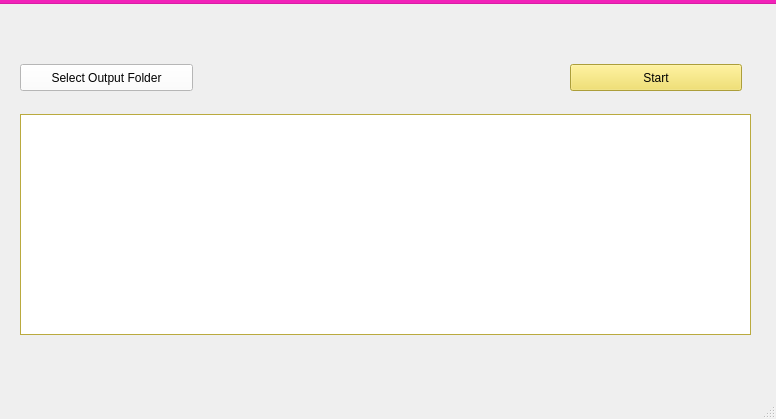
Qt form src/mainwindow.ui (ProjectIRoniC/OpenPointMesh) before a commit.
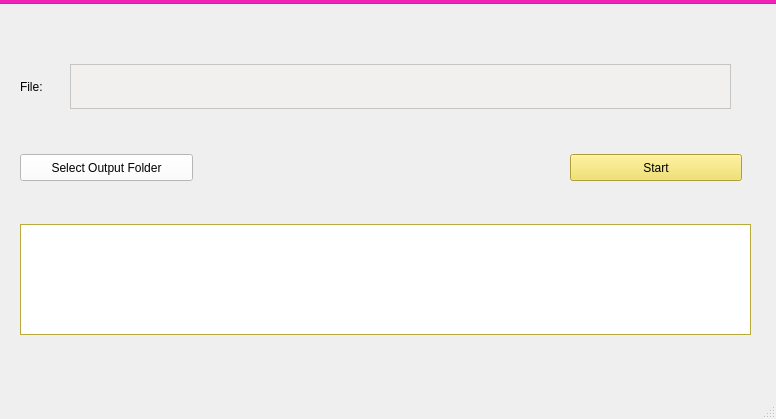
The same form after that commit.

Commit message: made seperate selected oni file display

The edit to the form file:
```diff
--- a/src/mainwindow.ui
+++ b/src/mainwindow.ui
@@ -638,7 +638,7 @@
      <property name="geometry">
       <rect>
        <x>560</x>
-       <y>30</y>
+       <y>120</y>
        <width>172</width>
        <height>27</height>
       </rect>
@@ -651,7 +651,7 @@
      <property name="geometry">
       <rect>
        <x>10</x>
-       <y>30</y>
+       <y>120</y>
        <width>173</width>
        <height>27</height>
       </rect>
@@ -1214,9 +1214,9 @@
      <property name="geometry">
       <rect>
        <x>10</x>
-       <y>80</y>
+       <y>190</y>
        <width>731</width>
-       <height>221</height>
+       <height>111</height>
       </rect>
      </property>
      <property name="palette">
@@ -1311,6 +1311,183 @@
       </palette>
      </property>
     </widget>
+    <widget class="QLabel" name="file_display_label">
+     <property name="geometry">
+      <rect>
+       <x>10</x>
+       <y>30</y>
+       <width>41</width>
+       <height>45</height>
+      </rect>
+     </property>
+     <property name="text">
+      <string>File:</string>
+     </property>
+    </widget>
+    <widget class="QTextBrowser" name="textBrowser">
+     <property name="geometry">
+      <rect>
+       <x>60</x>
+       <y>30</y>
+       <width>661</width>
+       <height>45</height>
+      </rect>
+     </property>
+     <property name="palette">
+      <palette>
+       <active>
+        <colorrole role="BrightText">
+         <brush brushstyle="SolidPattern">
+          <color alpha="255">
+           <red>241</red>
+           <green>240</green>
+           <blue>239</blue>
+          </color>
+         </brush>
+        </colorrole>
+        <colorrole role="Base">
+         <brush brushstyle="SolidPattern">
+          <color alpha="255">
+           <red>241</red>
+           <green>240</green>
+           <blue>239</blue>
+          </color>
+         </brush>
+        </colorrole>
+        <colorrole role="Window">
+         <brush brushstyle="SolidPattern">
+          <color alpha="255">
+           <red>255</red>
+           <green>255</green>
+           <blue>255</blue>
+          </color>
+         </brush>
+        </colorrole>
+        <colorrole role="Shadow">
+         <brush brushstyle="SolidPattern">
+          <color alpha="255">
+           <red>255</red>
+           <green>255</green>
+           <blue>255</blue>
+          </color>
+         </brush>
+        </colorrole>
+        <colorrole role="Highlight">
+         <brush brushstyle="SolidPattern">
+          <color alpha="255">
+           <red>255</red>
+           <green>255</green>
+           <blue>255</blue>
+          </color>
+         </brush>
+        </colorrole>
+       </active>
+       <inactive>
+        <colorrole role="BrightText">
+         <brush brushstyle="SolidPattern">
+          <color alpha="255">
+           <red>241</red>
+           <green>240</green>
+           <blue>239</blue>
+          </color>
+         </brush>
+        </colorrole>
+        <colorrole role="Base">
+         <brush brushstyle="SolidPattern">
+          <color alpha="255">
+           <red>241</red>
+           <green>240</green>
+           <blue>239</blue>
+          </color>
+         </brush>
+        </colorrole>
+        <colorrole role="Window">
+         <brush brushstyle="SolidPattern">
+          <color alpha="255">
+           <red>255</red>
+           <green>255</green>
+           <blue>255</blue>
+          </color>
+         </brush>
+        </colorrole>
+        <colorrole role="Shadow">
+         <brush brushstyle="SolidPattern">
+          <color alpha="255">
+           <red>255</red>
+           <green>255</green>
+           <blue>255</blue>
+          </color>
+         </brush>
+        </colorrole>
+        <colorrole role="Highlight">
+         <brush brushstyle="SolidPattern">
+          <color alpha="255">
+           <red>255</red>
+           <green>255</green>
+           <blue>255</blue>
+          </color>
+         </brush>
+        </colorrole>
+       </inactive>
+       <disabled>
+        <colorrole role="BrightText">
+         <brush brushstyle="SolidPattern">
+          <color alpha="255">
+           <red>241</red>
+           <green>240</green>
+           <blue>239</blue>
+          </color>
+         </brush>
+        </colorrole>
+        <colorrole role="Base">
+         <brush brushstyle="SolidPattern">
+          <color alpha="255">
+           <red>255</red>
+           <green>255</green>
+           <blue>255</blue>
+          </color>
+         </brush>
+        </colorrole>
+        <colorrole role="Window">
+         <brush brushstyle="SolidPattern">
+          <color alpha="255">
+           <red>255</red>
+           <green>255</green>
+           <blue>255</blue>
+          </color>
+         </brush>
+        </colorrole>
+        <colorrole role="Shadow">
+         <brush brushstyle="SolidPattern">
+          <color alpha="255">
+           <red>255</red>
+           <green>255</green>
+           <blue>255</blue>
+          </color>
+         </brush>
+        </colorrole>
+        <colorrole role="Highlight">
+         <brush brushstyle="SolidPattern">
+          <color alpha="255">
+           <red>240</red>
+           <green>240</green>
+           <blue>240</blue>
+          </color>
+         </brush>
+        </colorrole>
+       </disabled>
+      </palette>
+     </property>
+     <property name="frameShape">
+      <enum>QFrame::StyledPanel</enum>
+     </property>
+     <property name="frameShadow">
+      <enum>QFrame::Sunken</enum>
+     </property>
+     <property name="lineWrapMode">
+      <enum>QTextEdit::NoWrap</enum>
+     </property>
+    </widget>
     <zorder>Browse_output</zorder>
     <zorder>Start</zorder>
     <zorder>plainTextEdit</zorder>
```
Left out of the diff: 2 changed lines with no effect on the pictures. The commit also changes 1 other file.
